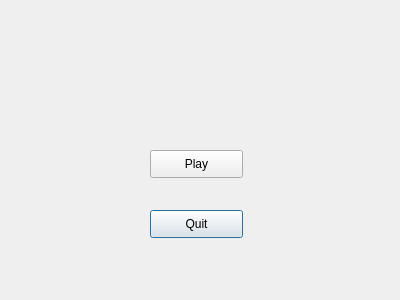
The window that dialog.ui (jeanpierrethach/FreeFlow-Grid-Solver-) describes before a commit, drawn with Qt 5.
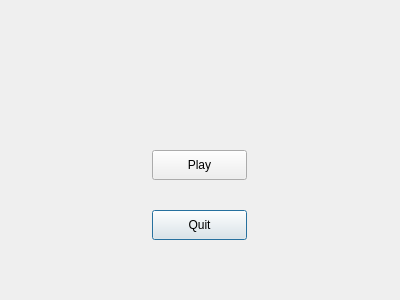
The same window after the commit.

Commit message: Refactor + Resizing buttons

What changed in the file:
```diff
--- a/dialog.ui
+++ b/dialog.ui
@@ -16,10 +16,10 @@
   <widget class="QPushButton" name="leave">
    <property name="geometry">
     <rect>
-     <x>150</x>
+     <x>152</x>
      <y>210</y>
-     <width>93</width>
-     <height>28</height>
+     <width>95</width>
+     <height>30</height>
     </rect>
    </property>
    <property name="text">
@@ -29,10 +29,10 @@
   <widget class="QPushButton" name="start">
    <property name="geometry">
     <rect>
-     <x>150</x>
+     <x>152</x>
      <y>150</y>
-     <width>93</width>
-     <height>28</height>
+     <width>95</width>
+     <height>30</height>
     </rect>
    </property>
    <property name="text">
```
The commit also changes 7 other files.
